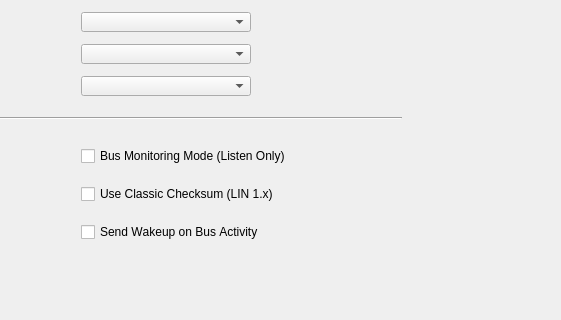
Qt form src/driver/GenericLinSetupPage.ui (NightHawk32/CANgaroo) before a commit; both pictures show x 159 to 720 and y 130 to 450 of the 720 by 450 pixel window.
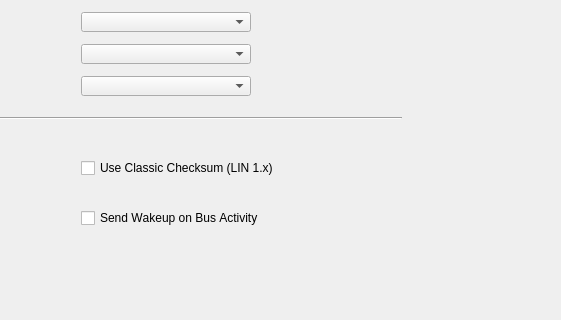
The same form after that commit.

```diff
--- a/src/driver/GenericLinSetupPage.ui
+++ b/src/driver/GenericLinSetupPage.ui
@@ -276,13 +276,6 @@
     </rect>
    </property>
    <layout class="QVBoxLayout" name="vbOptions">
-    <item>
-     <widget class="QCheckBox" name="cbListenOnly">
-      <property name="text">
-       <string>Bus Monitoring Mode (Listen Only)</string>
-      </property>
-     </widget>
-    </item>
     <item>
      <widget class="QCheckBox" name="cbChecksumClassic">
       <property name="text">
```
